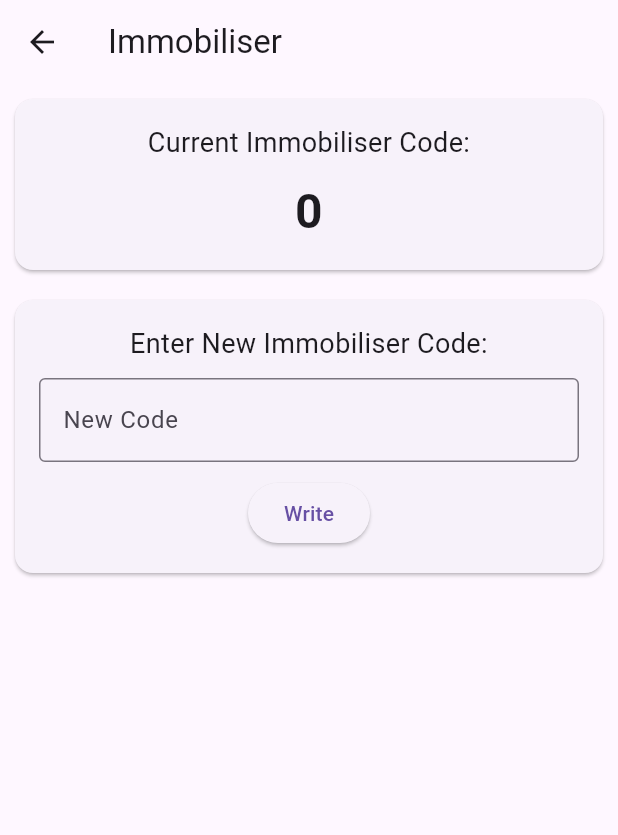
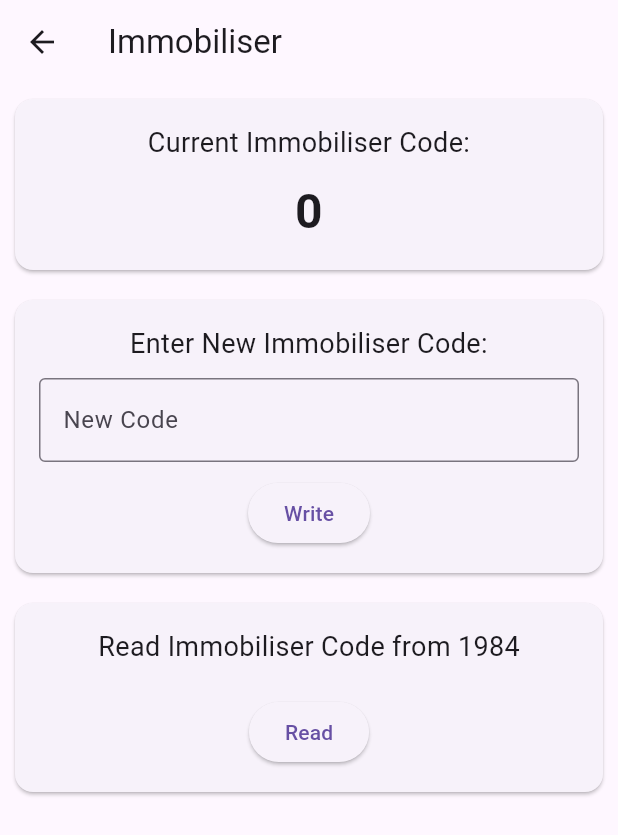
Before and after one commit to ta264/Cobra6422, a Flutter app: the ImmobiliserPage screen opened directly with empty values, on a phone screen of 412 x 824 dp. Shown: the top 835 px of the screen. Run offline on Flutter 3.47's test engine with Material 3 defaults, Android fonts, the light colour scheme and no system bars; our stand-ins replace file_picker, flutter_blue_plus, share_plus.

Commit message:
Read code from a 1984 immobiliser

```diff
--- a/jolly_programmer_frontend/lib/immobiliser_page.dart
+++ b/jolly_programmer_frontend/lib/immobiliser_page.dart
@@ -13,6 +13,25 @@ class ImmobiliserPage extends StatefulWidget {
 class _ImmobiliserPageState extends State<ImmobiliserPage> {
   final TextEditingController _controller = TextEditingController();
   int _newImmobiliserCode = 0;
+
+  // Function to show an error dialog
+  void _showErrorDialog(String errorMessage) {
+    showDialog(
+      context: context,
+      builder: (context) => AlertDialog(
+        title: Text('Error'),
+        content: Text(errorMessage),
+        actions: [
+          TextButton(
+            onPressed: () {
+              Navigator.of(context).pop(); // Close the dialog
+            },
+            child: Text('OK'),
+          ),
+        ],
+      ),
+    );
+  }
 
   @override
   Widget build(BuildContext context) {
@@ -105,6 +124,78 @@ class _ImmobiliserPageState extends State<ImmobiliserPage> {
               ),
             ),
           ),
+
+          // New bottom box for reading immobiliser code from 1984
+          SizedBox(
+            width: double.infinity,
+            child: Card(
+              margin: const EdgeInsets.all(10),
+              child: Padding(
+                padding: const EdgeInsets.all(16.0),
+                child: Column(
+                  mainAxisAlignment: MainAxisAlignment.center,
+                  children: [
+                    Text(
+                      'Read Immobiliser Code from 1984',
+                      style: TextStyle(fontSize: 18),
+                    ),
+                    SizedBox(height: 10),
+                    StreamBuilder<int>(
+                      stream: widget.bleManager.c1984CodeStream,
+                      initialData: -101,
+                      builder: (context, snapshot) {
+                        if (snapshot.data! == -101) {
+                          return SizedBox.shrink();
+                        }
+                        if (snapshot.data! == -999) {
+                          WidgetsBinding.instance.addPostFrameCallback((_) {
+                            widget.bleManager.reset1984ImmobiliserCodeRead();
+                            _showErrorDialog(
+                                "1984 already mobilised. Power cycle it and try again.");
+                          });
+                          return SizedBox.shrink();
+                        }
+                        if (snapshot.data! <= 0) {
+                          return LinearProgressIndicator(
+                            value: (snapshot.data! * -1) / 100,
+                            backgroundColor: Colors.grey[300],
+                            valueColor:
+                                AlwaysStoppedAnimation<Color>(Colors.blue),
+                          );
+                        } else {
+                          return Text(snapshot.data!.toString(),
+                              style: TextStyle(
+                                  fontSize: 32, fontWeight: FontWeight.bold),
+                              textAlign: TextAlign.center);
+                        }
+                      },
+                    ),
+                    SizedBox(height: 10),
+                    StreamBuilder<int>(
+                        stream: widget.bleManager.c1984CodeStream,
+                        initialData: 0,
+                        builder: (context, snapshot) {
+                          return snapshot.data! <= 0
+                              ? ElevatedButton(
+                                  onPressed: () {
+                                    widget.bleManager
+                                        .readImmobiliserCodeFrom1984();
+                                  },
+                                  child: Text('Read'),
+                                )
+                              : ElevatedButton(
+                                  onPressed: () {
+                                    widget.bleManager
+                                        .reset1984ImmobiliserCodeRead();
+                                  },
+                                  child: Text('Clear'),
+                                );
+                        })
+                  ],
+                ),
+              ),
+            ),
+          ),
         ],
       ),
     );
```
Also changed, not shown: jolly_programmer_frontend/lib/ble_manager.dart (+47 -8 lines), 2 other files.
